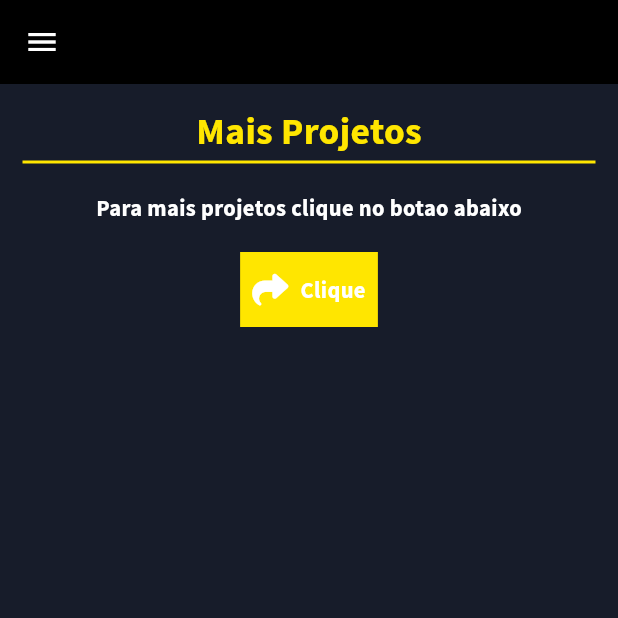
After one commit to OzielFilho/Pokebox, a Flutter app: the MaisProjetosScreen screen opened by its route, on a phone screen of 412 x 824 dp, the top half of it. The commit adds this screen. Run offline on Flutter 3.47's test engine with Material 2 defaults, Android fonts, the phone set to English and light mode, and no system bars; drawn by our look-alikes of getwidget; our stand-ins replace flutter_icons, flutter_mobx, get_it, mobx; generated files the repository leaves out were written again; network calls fail.

Commit message:
refactor: add new screens and methods

```diff
--- /dev/null
+++ b/lib/app/modules/pages/MaisProjetosScreen/MaisProjetosScreen.dart
@@ -0,0 +1,72 @@
+import 'package:flutter/material.dart';
+import 'package:flutter_icons/flutter_icons.dart';
+import 'package:getwidget/getwidget.dart';
+import 'package:pokebox/utils/widgets/Draw/Draw.dart';
+import 'package:url_launcher/url_launcher.dart';
+
+class MaisProjetosScreen extends StatefulWidget {
+  static String id = 'mais_projetos_page_id';
+  @override
+  _MaisProjetosScreenState createState() => _MaisProjetosScreenState();
+}
+
+class _MaisProjetosScreenState extends State<MaisProjetosScreen> {
+  void launchURL() async {
+    var url = 'https://github.com/OzielFilho';
+    if (await canLaunch(url)) {
+      await launch(url);
+    } else {
+      throw 'Nao encontramos o link: $url';
+    }
+  }
+
+  @override
+  Widget build(BuildContext context) {
+    return Scaffold(
+        appBar: GFAppBar(
+          iconTheme: new IconThemeData(color: Theme.of(context).primaryColor),
+        ),
+        drawer: Draw(),
+        body: Container(
+          padding: const EdgeInsets.all(15.0),
+          child: Column(
+            children: [
+              Column(
+                children: [
+                  Text(
+                    'Mais Projetos',
+                    style: Theme.of(context).textTheme.headline1,
+                  ),
+                  SizedBox(
+                    height: 5,
+                  ),
+                  Container(
+                    height: 2,
+                    color: Theme.of(context).accentColor,
+                  ),
+                  SizedBox(
+                    height: 20,
+                  ),
+                  Text(
+                    'Para mais projetos clique no botao abaixo',
+                    style: Theme.of(context).textTheme.subtitle2,
+                  ),
+                  SizedBox(
+                    height: 20,
+                  ),
+                  GFButton(
+                    size: 50,
+                    onPressed: launchURL,
+                    text: 'Clique',
+                    textStyle: Theme.of(context).textTheme.subtitle2,
+                    color: Theme.of(context).accentColor,
+                    icon: Icon(FlutterIcons.share_faw, color: Colors.white),
+                    shape: GFButtonShape.square,
+                  ),
+                ],
+              ),
+            ],
+          ),
+        ));
+  }
+}
--- a/lib/app/modules/pages/SplashScreen/SplashScreen.dart
+++ b/lib/app/modules/pages/SplashScreen/SplashScreen.dart
@@ -11,6 +11,7 @@ class SplashScreem extends StatefulWidget {
 }
 
 class _SplashScreemState extends State<SplashScreem> {
+
   @override
   void didChangeDependencies() {
     super.didChangeDependencies();
@@ -36,7 +37,7 @@ class _SplashScreemState extends State<SplashScreem> {
           SizedBox(height: 15.0),
           Text(
             'Pokebox',
-            style: Theme.of(context).textTheme.headline1,
+            style: Theme.of(context).textTheme.headline2,
           ),
         ],
       ),
--- a/lib/core/models/pokemon/Pokemon.dart
+++ b/lib/core/models/pokemon/Pokemon.dart
@@ -3,8 +3,6 @@ import 'package:flutter/material.dart';
 class Pokemon {
   String name;
   String urlImage;
-  Pokemon({
-    @required this.name,
-    this.urlImage
-  });
+  List<String> golpes;
+  Pokemon({@required this.name, this.urlImage,this.golpes});
 }
--- a/lib/main.dart
+++ b/lib/main.dart
@@ -6,6 +6,8 @@ import 'package:pokebox/core/viewModel/poke_view_model/poke_view_model.dart';
 import 'package:pokebox/utils/theme/Theme.dart';
 
 import 'app/modules/pages/GolpeScreen/GolpeScreen.dart';
+import 'app/modules/pages/MaisProjetosScreen/MaisProjetosScreen.dart';
+import 'app/modules/pages/SobreScreen/SobreScreen.dart';
 
 void main() {
   runApp(PokeBox());
@@ -30,6 +32,8 @@ class PokeBox extends StatelessWidget {
         SplashScreem.id: (context) => SplashScreem(),
         HomeScreen.id: (context) => HomeScreen(),
         GolpeScreen.id: (context) => GolpeScreen(),
+        SobreScreen.id: (context) => SobreScreen(),
+        MaisProjetosScreen.id: (context) => MaisProjetosScreen(),
       },
     );
   }
--- a/lib/utils/theme/Theme.dart
+++ b/lib/utils/theme/Theme.dart
@@ -5,14 +5,14 @@ final appTheme = ThemeData(
   textTheme: TextTheme(
     headline1: TextStyle(
       fontFamily: 'SourceSansPro',
-      color: Colors.white,
+      color: Color(0xFFFFE600),
       fontSize: 25.0,
       fontWeight: FontWeight.w700,
       letterSpacing: 0.25,
     ),
     headline2: TextStyle(
       fontFamily: 'SourceSansPro',
-      color: Color(0xFFFFE600),
+      color: Colors.white,
       fontSize: 24.0,
       fontWeight: FontWeight.w700,
       letterSpacing: 0,
@@ -34,14 +34,14 @@ final appTheme = ThemeData(
 
     subtitle2: TextStyle(
       fontFamily: 'SourceSansPro',
-      color: Color(0xFFF0F0F5),
+      color: Colors.white,
       fontSize: 15.0,
       fontWeight: FontWeight.w700,
       letterSpacing: 0.25,
     ),
     button: TextStyle(
       fontFamily: 'SourceSansPro',
-      color: Colors.black,
+      color: Color(0xFFFFE600),
       fontSize: 13.0,
       fontWeight: FontWeight.w700,
       letterSpacing: 0.25,
@@ -55,14 +55,14 @@ final appTheme = ThemeData(
     ),
   ),
 
-  primaryColor: Color(0xFFFFE600),
-  accentColor: Color(0xFF1E74BA),
-  scaffoldBackgroundColor: Color(0xFF2E2E1E),
-  backgroundColor:Color(0xFF2E2E1E),
+  primaryColor: Colors.white,
+  accentColor: Color(0xFFFFE600),
+  scaffoldBackgroundColor: Color(0xFF171C2A),
+  backgroundColor:Color(0xFF171C2A),
   accentColorBrightness: Brightness.dark,
   appBarTheme: AppBarTheme(
 
-    color: Color(0xFF080807),
+    color: Color(0xFF000000),
     shadowColor: Colors.white,
     elevation: 0.0,
     brightness: Brightness.dark,
--- a/pubspec.yaml
+++ b/pubspec.yaml
@@ -25,6 +25,9 @@ dependencies:
 
   #cached image network
   cached_network_image: ^2.3.3
+
+  #laucher url
+  url_launcher: ^5.7.10
 
   flutter_icons: ^1.1.0
 
```
Also changed, not shown: lib/app/modules/pages/GolpeScreen/GolpeScreen.dart (+77 -34 lines), lib/app/modules/pages/HomeScreen/HomeScreen.dart (+30 -12 lines), lib/app/modules/pages/SobreScreen/SobreScreen.dart (added, +49 -0 lines), lib/core/viewModel/poke_view_model/poke_view_model.dart (+21 -2 lines), lib/utils/textFormat/StringFormated.dart (added, +13 -0 lines), lib/utils/widgets/Draw/Draw.dart (+22 -25 lines), lib/utils/widgets/PokeWidget/PokeWidget.dart (+15 -18 lines), pubspec.lock, 1 other file.
